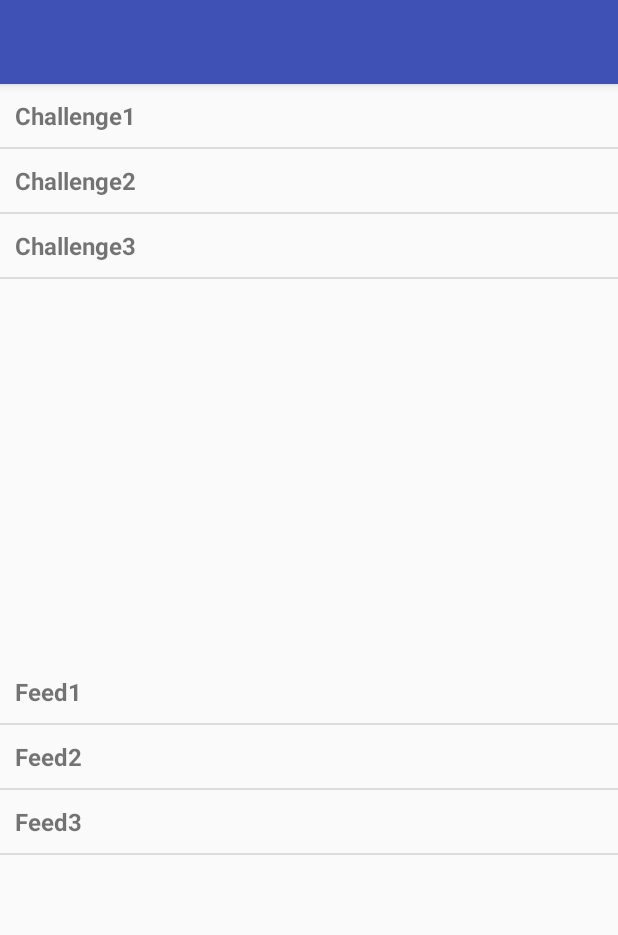
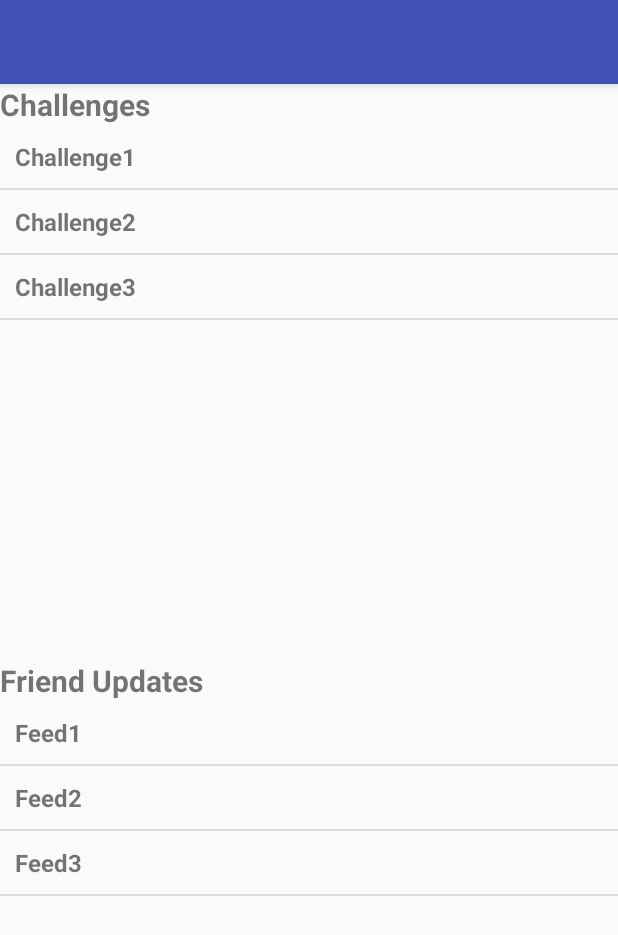
Before and after one commit to jimmyklein4/Challenge-Post, an Android app: the MainActivity screen opened directly, with no data from a screen before it, on a phone screen of 412 x 824 dp. Shown: the top 935 px of the screen. Run offline under Robolectric (Android 15) with nearby library versions, the phone set to English and light mode, and no system bars.

Commit message:
More UI improvements

```diff
--- a/app/src/main/res/layout/activity_main.xml
+++ b/app/src/main/res/layout/activity_main.xml
@@ -13,14 +13,24 @@
         android:elevation="4dp"
         android:theme="@style/ThemeOverlay.AppCompat.ActionBar"
         app:popupTheme="@style/ThemeOverlay.AppCompat.Light"/>
-
+    <TextView
+        android:layout_width="match_parent"
+        android:layout_height="wrap_content"
+        android:textSize="20sp"
+        android:textStyle="bold"
+        android:text="@string/challenges"/>
     <ListView
         android:id="@+id/listChallenges"
         android:layout_width="match_parent"
         android:layout_height="match_parent"
         android:layout_weight="1"
         android:drawSelectorOnTop="false" />
-
+    <TextView
+        android:layout_width="match_parent"
+        android:layout_height="wrap_content"
+        android:textSize="20sp"
+        android:textStyle="bold"
+        android:text="@string/feed"/>
     <ListView
         android:id="@+id/listFeed"
         android:layout_width="match_parent"
--- a/app/src/main/res/values/strings.xml
+++ b/app/src/main/res/values/strings.xml
@@ -12,4 +12,6 @@
 
     <string name="fullname">FullName</string>
     <string name="username">Username</string>
+    <string name="challenges">Challenges</string>
+    <string name="feed">Friend Updates</string>
 </resources>
```
